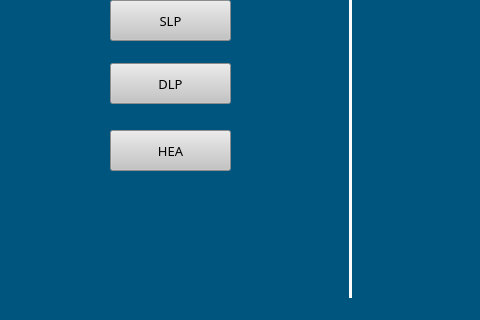
This is MenuScreen.ui in RamonMercado/PyQT as Qt 5 draws it before an edit; both pictures show x 0 to 480 and y 160 to 480 of the 800 by 480 pixel window. The edited form follows.
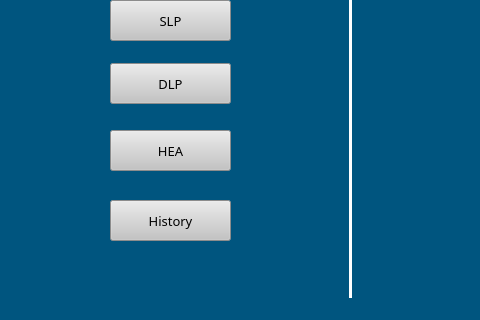
This is the edited form. Icons and pictures are not drawn.

Commit message: A lot of progress! Real time measurements, history screen and graph

Diff of the .ui file:
```diff
--- a/MenuScreen.ui
+++ b/MenuScreen.ui
@@ -628,6 +628,30 @@
      <set>Qt::AlignCenter</set>
     </property>
    </widget>
+   <widget class="QPushButton" name="History_Btn">
+    <property name="geometry">
+     <rect>
+      <x>110</x>
+      <y>360</y>
+      <width>121</width>
+      <height>41</height>
+     </rect>
+    </property>
+    <property name="font">
+     <font>
+      <family>Rockwell</family>
+      <pointsize>10</pointsize>
+      <weight>50</weight>
+      <bold>false</bold>
+     </font>
+    </property>
+    <property name="styleSheet">
+     <string notr="true">background-color: rgb(196, 196, 196);</string>
+    </property>
+    <property name="text">
+     <string>History</string>
+    </property>
+   </widget>
    <zorder>SLP_Btn</zorder>
    <zorder>DLP_Btn</zorder>
    <zorder>HEA_Btn</zorder>
```
Left out of the diff: 3 changed lines with no effect on the pictures. The commit also changes 21 other files.
